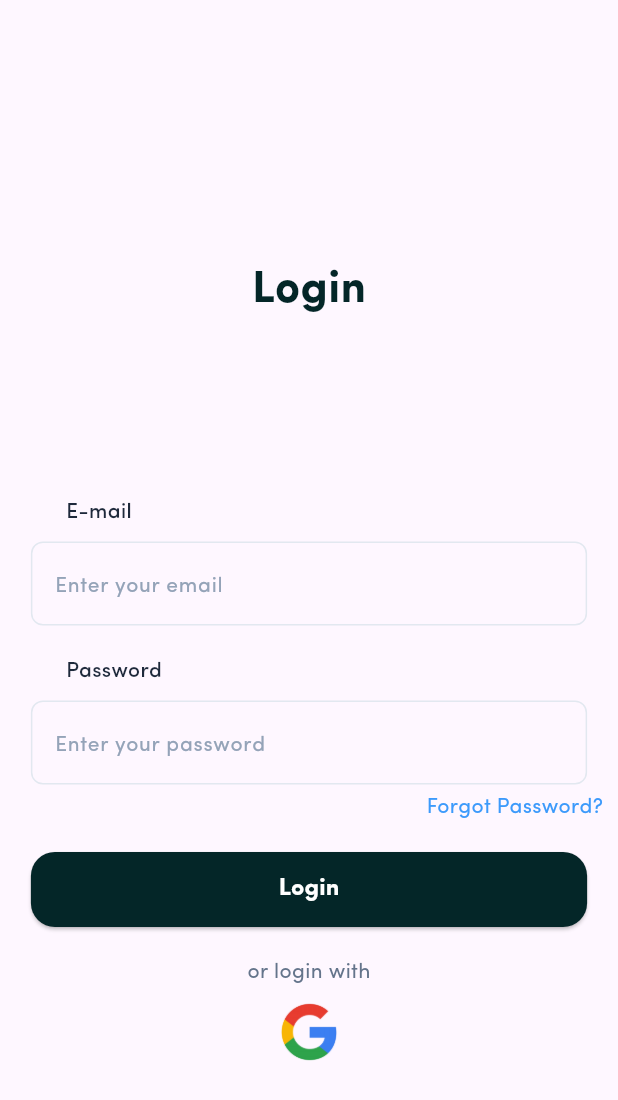
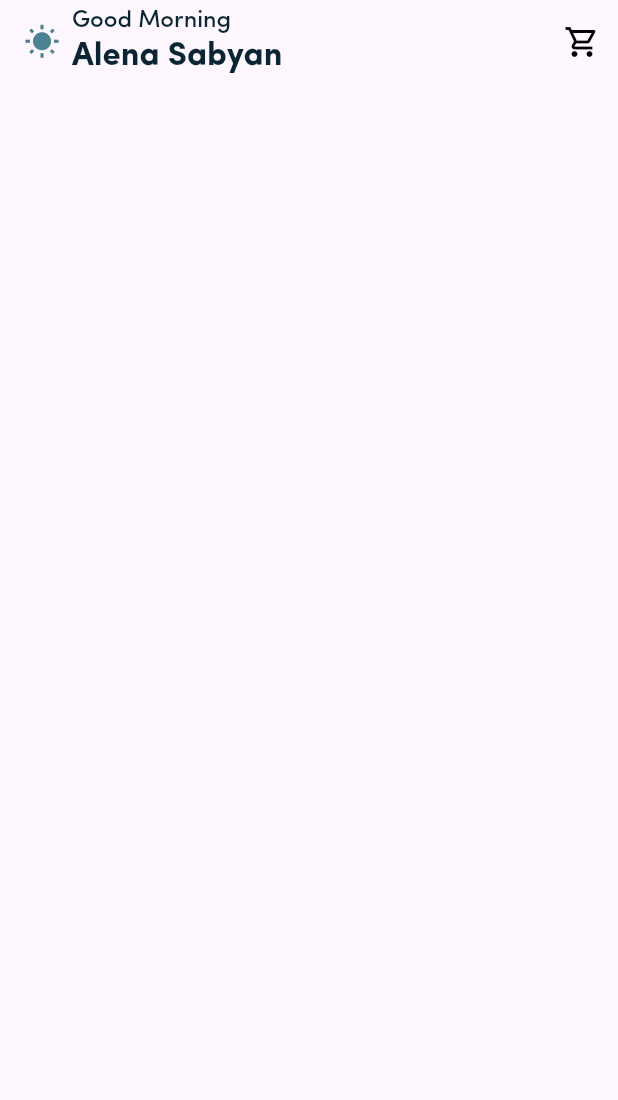
Before and after one commit to Priyanshg0211/MealTIme-App, a Flutter app: the LoginScreen screen opened directly, after a tap on "Login", on a phone screen of 412 x 824 dp. Shown: the top 1100 px of the screen. Run offline on Flutter 3.47's test engine with Material 3 defaults, Android fonts, the phone set to English and light mode, and no system bars; our stand-ins replace lottie.

Commit message:
Completed the design of app bar in home Screen

```diff
--- a/lib/Screens/Authnetication/LoginScreen.dart
+++ b/lib/Screens/Authnetication/LoginScreen.dart
@@ -1,6 +1,7 @@
 import 'package:flutter/material.dart';
 import 'package:flutter/widgets.dart';
 import 'package:mealtime/Screens/Authnetication/ForgotPassword.dart';
+import 'package:mealtime/Screens/Homescreen/Homescreen.dart';
 
 class LoginScreen extends StatefulWidget {
   const LoginScreen({super.key});
@@ -154,7 +155,12 @@ class _LoginScreenState extends State<LoginScreen> {
                         shape: RoundedRectangleBorder(
                           borderRadius: BorderRadius.circular(16),
                         )),
-                    onPressed: () {},
+                    onPressed: () {
+                      Navigator.push(
+                          context,
+                          MaterialPageRoute(
+                              builder: (context) => HomeScreen()));
+                    },
                     child: Text(
                       'Login',
                       style: TextStyle(
--- /dev/null
+++ b/lib/Screens/Homescreen/Homescreen.dart
@@ -0,0 +1,78 @@
+import 'package:flutter/material.dart';
+
+class HomeScreen extends StatefulWidget {
+  const HomeScreen({super.key});
+
+  @override
+  State<HomeScreen> createState() => _HomeScreenState();
+}
+
+class _HomeScreenState extends State<HomeScreen> {
+  @override
+  Widget build(BuildContext context) {
+    final int hour = DateTime.now().hour;
+    String greeting;
+    IconData iconData;
+
+    if (hour >= 5 && hour < 12) {
+      greeting = 'Good Morning';
+      iconData = Icons.wb_sunny;
+    } else if (hour >= 12 && hour < 17) {
+      greeting = 'Good Afternoon';
+      iconData = Icons.wb_sunny;
+    } else if (hour >= 17 && hour < 20) {
+      greeting = 'Good Evening';
+      iconData = Icons.wb_twilight_rounded;
+    } else {
+      greeting = 'Good Night';
+      iconData = Icons.nights_stay;
+    }
+
+    return Scaffold(
+      appBar: AppBar(
+        automaticallyImplyLeading: false,
+        title: Row(
+          children: [
+            Icon(
+              iconData,
+              color: Color(0xff4D8194),
+            ),
+            SizedBox(width: 8),
+            Column(
+              crossAxisAlignment: CrossAxisAlignment.start,
+              children: [
+                Text(
+                  greeting,
+                  style: TextStyle(
+                    fontFamily: 'SofiaPro',
+                    fontSize: 16,
+                    fontWeight: FontWeight.w500,
+                    color: Color(0xff0A2533),
+                  ),
+                ),
+                Text(
+                  'Alena Sabyan',
+                  style: TextStyle(
+                    fontFamily: 'SofiaPro',
+                    fontSize: 22,
+                    fontWeight: FontWeight.bold,
+                    color: Color(0xff0A2533),
+                  ),
+                ),
+              ],
+            ),
+          ],
+        ),
+        actions: [
+          IconButton(
+            icon: Icon(Icons.shopping_cart_outlined),
+            color: Colors.black,
+            onPressed: () {
+              print('Shopping cart icon pressed');
+            },
+          ),
+        ],
+      ),
+    );
+  }
+}
```
